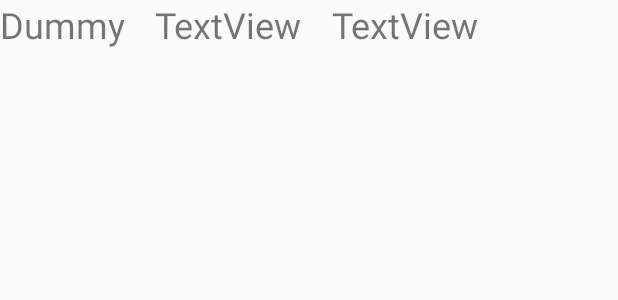
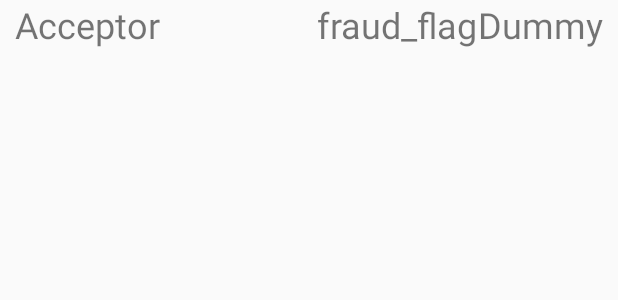
Before and after one commit to AustinRoberts97/Anomaly_detection_android, an Android app: the layout catalog_item.xml on its own in the app's theme, with its tools: preview values and no code run, on a phone screen of 412 x 824 dp. Shown: the top 300 px of the screen. Run offline under Robolectric (Android 15) with nearby library versions, the phone set to English and light mode, and no system bars.

Commit message:
Made the main page work with color and icon, clicking on each transaction will go to a different page and pass the acceptor(store name) as a variable

```diff
--- a/app/src/main/AndroidManifest.xml
+++ b/app/src/main/AndroidManifest.xml
@@ -19,7 +19,7 @@
             </intent-filter>
         </activity>
         <activity
-            android:name=".individual"
+            android:name=".Individual_Trans"
             android:label="@string/title_activity_individual"
             android:theme="@style/AppTheme"></activity>
     </application>
--- a/app/src/main/res/layout/catalog_item.xml
+++ b/app/src/main/res/layout/catalog_item.xml
@@ -3,28 +3,32 @@
     android:orientation="vertical" android:layout_width="match_parent"
     android:layout_height="match_parent">
 
-    <TextView
-        android:id="@+id/amount"
-        android:layout_width="wrap_content"
-        android:layout_height="wrap_content"
-        android:text="Dummy"
-        android:textSize="24sp" />
 
     <TextView
         android:id="@+id/acceptor"
         android:layout_width="wrap_content"
         android:layout_height="wrap_content"
-        android:layout_marginLeft="20dp"
-        android:layout_toRightOf="@+id/amount"
-        android:text="TextView"
+        android:layout_alignParentStart="true"
+        android:layout_marginStart="10dp"
+        android:layout_marginLeft="10dp"
+        android:text="Acceptor"
         android:textSize="24sp" />
 
     <TextView
-        android:id="@+id/state"
+        android:id="@+id/fraud_flag"
         android:layout_width="wrap_content"
         android:layout_height="wrap_content"
-        android:layout_marginLeft="20dp"
-        android:layout_toRightOf="@+id/acceptor"
-        android:text="TextView"
+        android:layout_toLeftOf="@id/amount"
+        android:layout_marginLeft="10dp"
+        android:text="fraud_flag"
+        android:textSize="24sp" />
+
+    <TextView
+        android:id="@+id/amount"
+        android:layout_width="wrap_content"
+        android:layout_height="wrap_content"
+        android:layout_alignParentEnd="true"
+        android:layout_marginEnd="10dp"
+        android:text="Dummy"
         android:textSize="24sp" />
 </RelativeLayout>
--- a/app/src/main/res/layout/content_individual.xml
+++ b/app/src/main/res/layout/content_individual.xml
@@ -5,7 +5,7 @@
     android:layout_width="match_parent"
     android:layout_height="match_parent"
     app:layout_behavior="@string/appbar_scrolling_view_behavior"
-    tools:context=".individual"
+    tools:context=".Individual_Trans"
     tools:showIn="@layout/activity_individual">
 
 </android.support.constraint.ConstraintLayout>
--- a/app/src/main/res/layout/transactions_layout.xml
+++ b/app/src/main/res/layout/transactions_layout.xml
@@ -43,6 +43,7 @@
             android:id="@+id/listTransactions"
             android:layout_width="match_parent"
             android:layout_height="match_parent" />
+
     </LinearLayout>
 
     <!--<LinearLayout-->
```
Also changed, not shown: app/src/main/java/edu/msu/rober976/anomaly_detection_android/Cloud.java (+28 -15 lines), app/src/main/java/edu/msu/rober976/anomaly_detection_android/Individual_Trans.java (renamed from app/src/main/java/edu/msu/rober976/anomaly_detection_android/individual.java, +11 -1 lines), app/src/main/res/layout/activity_individual.xml (+14 -1 lines).
